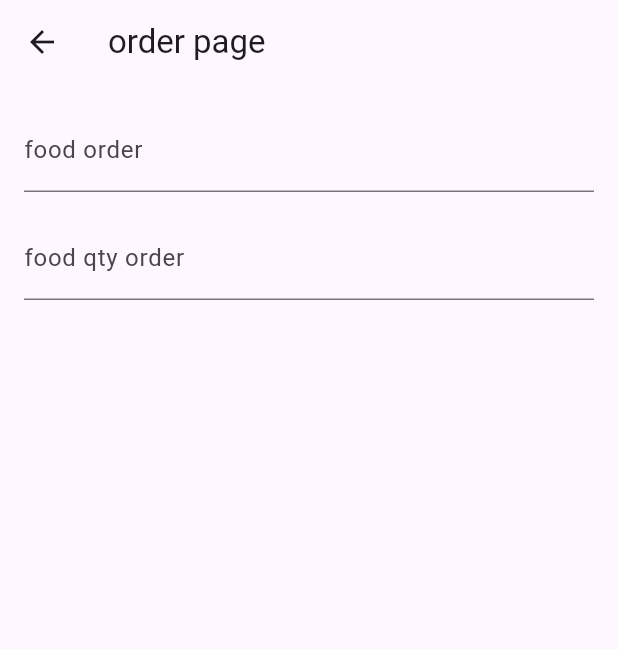
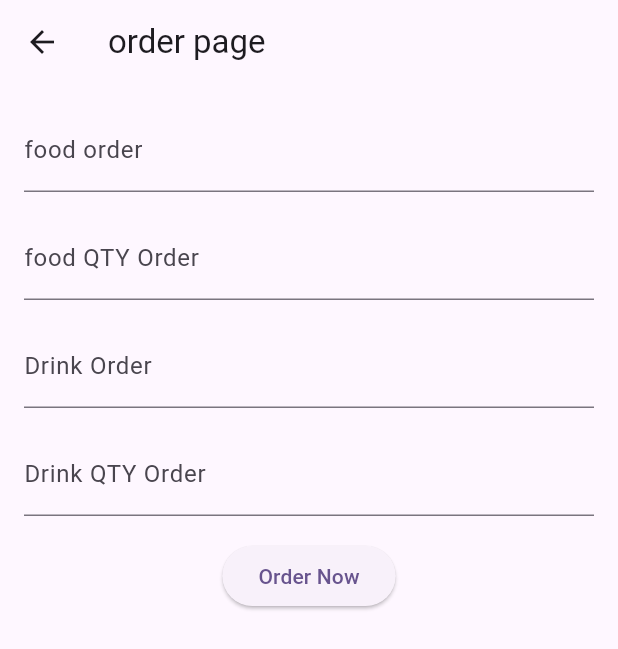
Before and after one commit to khaiqalsatrio/115_act4, a Flutter app: the OrderPage screen opened directly, on a phone screen of 412 x 824 dp. Shown: the top 649 px of the screen. Run offline on Flutter 3.47's test engine with Material 3 defaults, Android fonts, the phone set to English and light mode, and no system bars.

Commit message:
membuat drink order, drink qty dan elevated button

```diff
--- a/lib/presentation/order_page.dart
+++ b/lib/presentation/order_page.dart
@@ -50,12 +50,57 @@ class _OrderPageState extends State<OrderPage> {
               const SizedBox(height: 16),
               TextFormField(
                 controller: jumlahMakananController,
-                decoration: const InputDecoration(labelText: 'food qty order'),
+                decoration: const InputDecoration(labelText: 'food QTY Order'),
                 validator: (value) {
                   if (value == null || value.isEmpty) {
-                    return 'please enter your qty of food';
+                    return 'Please enter your qty of food order';
+                  }
+                  return null;
+                },
+              ),
+              const SizedBox(height: 16),
+              TextFormField(
+                controller: minumanController,
+                decoration: const InputDecoration(labelText: 'Drink Order'),
+                validator: (value) {
+                  if (value == null || value.isEmpty) {
+                    return 'Please enter your drink order';
+                  }
+                  return null;
+                },
+              ),
+              const SizedBox(height: 16),
+              TextFormField(
+                controller: jumlahMinumanController,
+                decoration: const InputDecoration(labelText: 'Drink QTY Order'),
+                validator: (value) {
+                  if (value == null || value.isEmpty) {
+                    return 'Please enter your quantity of drink order';
+                  }
+                  return null;
+                },
+              ),
+              const SizedBox(height: 16),
+              ElevatedButton(
+                onPressed: () {
+                  if (_formKey.currentState!.validate()) {
+                    calculateTotalPrice();
+                    Navigator.push(
+                      context,
+                      MaterialPageRoute(
+                        builder:
+                            (context) => DetailOrderPage(
+                              jumlahMakanan: jumlahMakananController.text,
+                              jumlahMinuman: jumlahMinumanController.text,
+                              makanan: makananController.text,
+                              minuman: minumanController.text,
+                              totalHarga: totalHarga,
+                            ),
+                      ),
+                    );
                   }
                 },
+                child: const Text('Order Now'),
               ),
             ],
           ),
```
